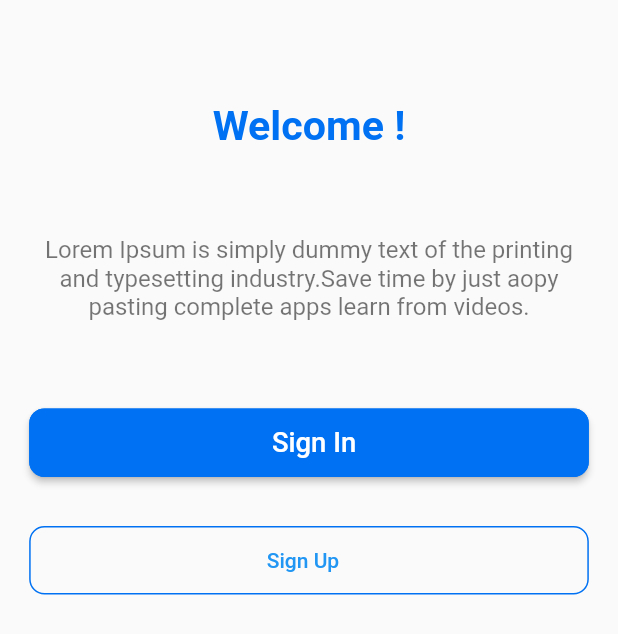
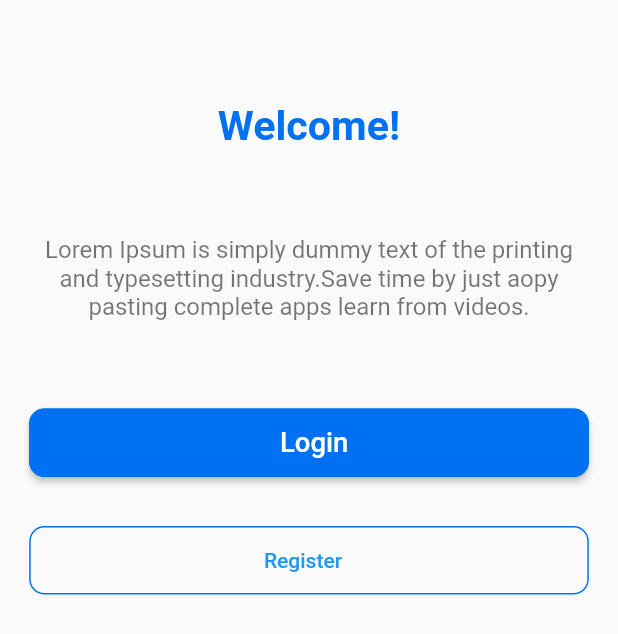
Before and after one commit to IT20199708/CTSE_Assignment01, a Flutter app: the AuthMainScreen screen opened directly, on a phone screen of 412 x 824 dp. Shown: the part 455-1089 px from the top of the screen. Run offline on Flutter 3.47's test engine with Material 2 defaults, Android fonts, the phone set to English and light mode, and no system bars; our stand-ins replace cached_network_image, cloud_firestore, email_validator, firebase_auth, firebase_core, firebase_storage and 7 more; accounts and stored records are empty; network calls fail.

Commit message:
Uodate auth_main page

```diff
--- a/ctse_assignment01/lib/src/screens/auth_screen/auth_main_screen/auth_main_screen.dart
+++ b/ctse_assignment01/lib/src/screens/auth_screen/auth_main_screen/auth_main_screen.dart
@@ -8,7 +8,6 @@ import 'package:flutter/material.dart';
 import 'package:flutter_screenutil/flutter_screenutil.dart';
 import 'package:get/get.dart';
 import 'package:get/get_core/src/get_main.dart';
-
 import '../../../constants/text/text.dart';
 import '../../../custom_widget/custom_outlined_btn/custom_outlined_btn.dart';
 import '../../../utils/shared_preferences/shared_preferences.dart';
@@ -46,7 +45,7 @@ class _AuthMainScreenState extends State<AuthMainScreen> {
                   SizedBox(
                     height: 49.h,
                   ),
-                  CustomHeadlineText(text: "Welcome !", textColor: tPrimaryColor),
+                  CustomHeadlineText(text: "Welcome!", textColor: tPrimaryColor),
                   SizedBox(
                     height: 56.h,
                   ),
@@ -58,11 +57,12 @@ class _AuthMainScreenState extends State<AuthMainScreen> {
                     height: 56.h,
                   ),
                   CustomButton(
-                      BtnText: 'Sign In', onPressed: () =>Get.to(()=>SignIn())),
+                      BtnText: 'Login', onPressed: () =>Get.to(()=>SignIn())),
                   SizedBox(
+
                     height: 30.h,
                   ),
-                  CustomOutlinedBtn(BtnText: "Sign Up", onPressed: () =>Get.to(()=>UserRoleSelect())
+                  CustomOutlinedBtn(BtnText: "Register", onPressed: () =>Get.to(()=>UserRoleSelect())
                   )
                 ],
               ),
```
